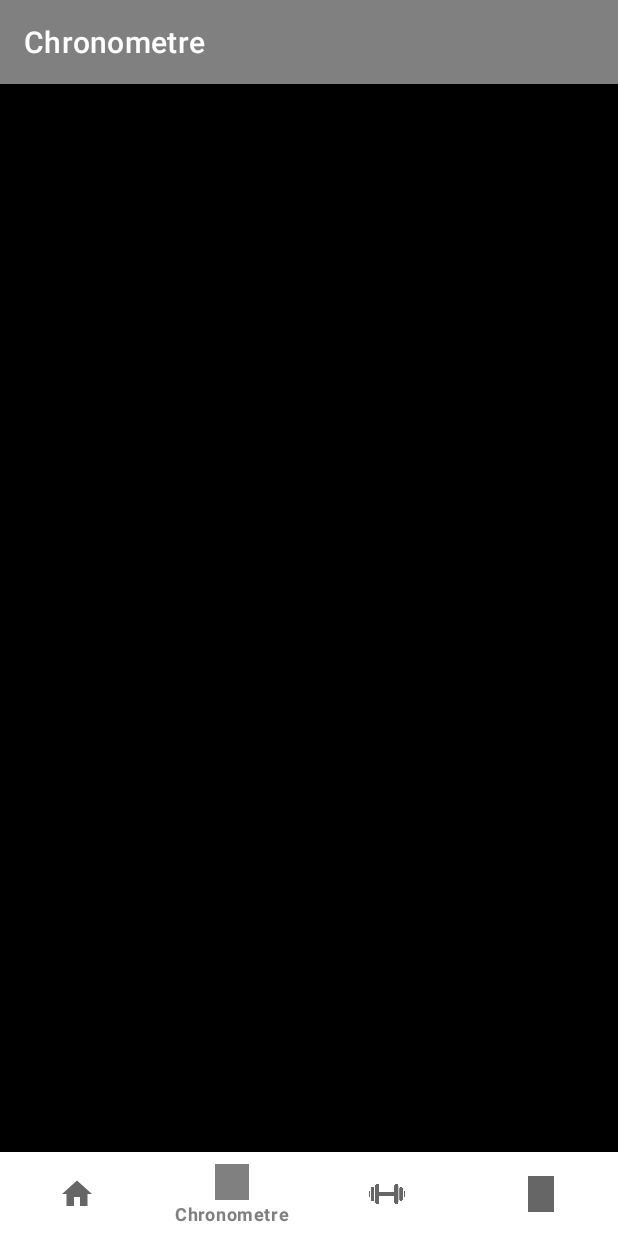
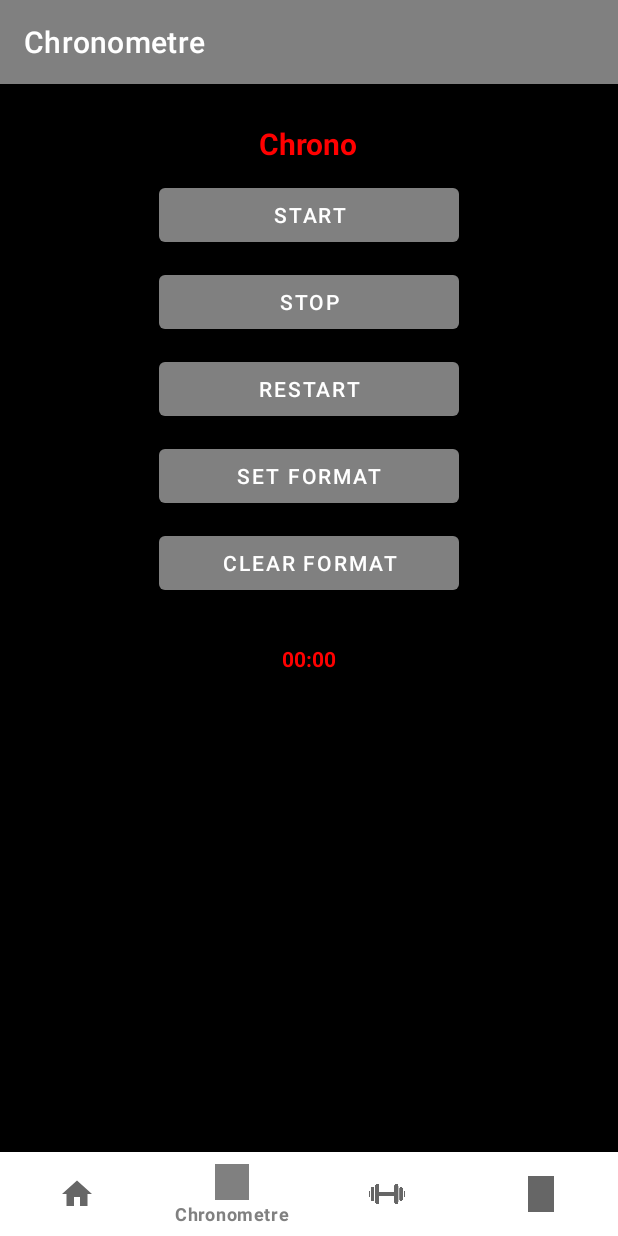
Before and after one commit to RenoultF/Xceed, an Android app: the ChronometreFragment screen opened through its navigation route, on a phone screen of 412 x 824 dp. Run offline under Robolectric (Android 15) with nearby library versions, the phone set to English and light mode, and no system bars; our stand-ins replace navigation-ui; libraries missing offline, so code that uses them is left out: com.goodiebag.protractorview, com.xw.repo; 6 statements that could not run were skipped.

Commit message:
ajout chronometre

```diff
--- a/app/src/main/java/com/example/xceed/ui/chronometre/ChronometreFragment.java
+++ b/app/src/main/java/com/example/xceed/ui/chronometre/ChronometreFragment.java
@@ -11,10 +11,19 @@
 import androidx.fragment.app.Fragment;
 import androidx.lifecycle.Observer;
 import androidx.lifecycle.ViewModelProvider;
+import android.os.SystemClock;
+
+import android.view.Menu;
+import android.view.MenuItem;
+import android.widget.Button;
+import android.widget.Chronometer;
 
 import com.example.xceed.R;
 
 public class ChronometreFragment extends Fragment {
+    private Chronometer simpleChronometer;
+    private Button start, stop, restart, setFormat, clearFormat;
+    private TextView value;
 
     private ChronometreViewModel chronometreViewModel;
 
@@ -23,13 +32,77 @@
         chronometreViewModel =
                 new ViewModelProvider(this).get(ChronometreViewModel.class);
         View root = inflater.inflate(R.layout.fragment_chronometre, container, false);
-        final TextView textView = root.findViewById(R.id.text_notifications);
+        simpleChronometer = (Chronometer) root.findViewById(R.id.simpleChronometer);
+        start = (Button) root.findViewById(R.id.startButton);
+        stop = (Button) root.findViewById(R.id.stopButton);
+        restart = (Button) root.findViewById(R.id.restartButton);
+        setFormat = (Button) root.findViewById(R.id.setFormat);
+        clearFormat = (Button) root.findViewById(R.id.clearFormat);
+
+        //final TextView textView = root.findViewById(R.id.text_notifications);
+        // value.setText(this.temps.getTop() +":"+this.temps.getMid()+":"+this.temps.getLast());
         chronometreViewModel.getText().observe(getViewLifecycleOwner(), new Observer<String>() {
             @Override
             public void onChanged(@Nullable String s) {
-                textView.setText(s);
+                //      textView.setText(s);
             }
         });
+        start.setOnClickListener(new View.OnClickListener() {
+
+            @Override
+            public void onClick(View v) {
+                // TODO Auto-generated method stub
+
+                simpleChronometer.start();
+            }
+        });
+
+        // perform click  event on stop button to stop the chronometer
+        stop.setOnClickListener(new View.OnClickListener() {
+
+            @Override
+            public void onClick(View v) {
+                // TODO Auto-generated method stub
+
+                simpleChronometer.stop();
+            }
+        });
+
+        // perform click  event on restart button to set the base time on chronometer
+        restart.setOnClickListener(new View.OnClickListener() {
+
+            @Override
+            public void onClick(View v) {
+                // TODO Auto-generated method stub
+
+                simpleChronometer.setBase(SystemClock.elapsedRealtime());
+            }
+        });
+
+        // perform click  event on set Format button to set the format of chronometer
+        setFormat.setOnClickListener(new View.OnClickListener() {
+
+            @Override
+            public void onClick(View v) {
+                // TODO Auto-generated method stub
+
+                simpleChronometer.setFormat("Time (%s)");
+            }
+        });
+
+        // perform click  event on clear button to clear the current format of chronmeter as you set through set format
+        clearFormat.setOnClickListener(new View.OnClickListener() {
+
+            @Override
+            public void onClick(View v) {
+                // TODO Auto-generated method stub
+
+                simpleChronometer.setFormat(null);
+            }
+        });
+
+
+
         return root;
     }
 }
--- a/app/src/main/java/com/example/xceed/ui/profil/Profil.java
+++ b/app/src/main/java/com/example/xceed/ui/profil/Profil.java
@@ -48,9 +48,7 @@
     public float calculImc(){
         float tailleImc = (float)this.taille/100;
         float imcTemp = Float.parseFloat(this.kg)/(tailleImc*tailleImc);
-        System.out.println("val imc 1: "+ imcTemp);
         this.imc = String.valueOf(imcTemp);
-        System.out.println("val imc 2: "+ imcTemp);
         return imcTemp;
     }
 }
--- a/app/src/main/res/layout/fragment_chronometre.xml
+++ b/app/src/main/res/layout/fragment_chronometre.xml
@@ -1,22 +1,82 @@
-<?xml version="1.0" encoding="utf-8"?>
-<androidx.constraintlayout.widget.ConstraintLayout xmlns:android="http://schemas.android.com/apk/res/android"
-    xmlns:app="http://schemas.android.com/apk/res-auto"
+<RelativeLayout xmlns:android="http://schemas.android.com/apk/res/android"
     xmlns:tools="http://schemas.android.com/tools"
     android:layout_width="match_parent"
     android:layout_height="match_parent"
+    android:paddingBottom="@dimen/activity_vertical_margin"
+    android:paddingLeft="@dimen/activity_horizontal_margin"
+    android:paddingRight="@dimen/activity_horizontal_margin"
+    android:paddingTop="@dimen/activity_vertical_margin"
     tools:context=".ui.chronometre.ChronometreFragment">
 
+
     <TextView
-        android:id="@+id/text_notifications"
-        android:layout_width="match_parent"
+        android:id="@+id/textView1"
+        android:layout_width="wrap_content"
         android:layout_height="wrap_content"
-        android:layout_marginStart="8dp"
-        android:layout_marginTop="8dp"
-        android:layout_marginEnd="8dp"
-        android:textAlignment="center"
-        android:textSize="20sp"
-        app:layout_constraintBottom_toBottomOf="parent"
-        app:layout_constraintEnd_toEndOf="parent"
-        app:layout_constraintStart_toStartOf="parent"
-        app:layout_constraintTop_toTopOf="parent" />
-</androidx.constraintlayout.widget.ConstraintLayout>
+        android:layout_alignParentTop="true"
+        android:layout_centerHorizontal="true"
+        android:layout_marginTop="10dp"
+        android:text="@string/chronometerInAndroid"
+        android:textColor="#FF0000"
+        android:textSize="20dp"
+        android:textStyle="bold" />
+
+    <Button
+        android:id="@+id/startButton"
+        android:layout_width="200dp"
+        android:layout_height="wrap_content"
+        android:layout_below="@+id/textView1"
+        android:layout_centerHorizontal="true"
+        android:layout_marginTop="10dp"
+        android:text="@string/start" />
+
+    <Button
+        android:id="@+id/stopButton"
+        android:layout_width="200dp"
+        android:layout_height="wrap_content"
+        android:layout_below="@+id/startButton"
+        android:layout_centerHorizontal="true"
+        android:layout_marginTop="10dp"
+        android:text="@string/stop" />
+
+    <Button
+        android:id="@+id/restartButton"
+        android:layout_width="200dp"
+        android:layout_height="wrap_content"
+        android:layout_below="@+id/stopButton"
+        android:layout_centerHorizontal="true"
+        android:layout_marginTop="10dp"
+        android:text="@string/restart" />
+
+    <Button
+        android:id="@+id/setFormat"
+        android:layout_width="200dp"
+        android:layout_height="wrap_content"
+        android:layout_below="@+id/restartButton"
+        android:layout_centerHorizontal="true"
+        android:layout_marginTop="10dp"
+        android:text="@string/setFormat" />
+
+    <Button
+        android:id="@+id/clearFormat"
+        android:layout_width="200dp"
+        android:layout_height="wrap_content"
+        android:layout_below="@+id/setFormat"
+        android:layout_centerHorizontal="true"
+        android:layout_marginTop="10dp"
+        android:text="@string/clearFormat" />
+    <!-- chronometer with black background and red text color -->
+    <Chronometer
+        android:id="@+id/simpleChronometer"
+        android:layout_width="wrap_content"
+        android:layout_height="wrap_content"
+        android:layout_below="@+id/clearFormat"
+        android:layout_centerHorizontal="true"
+        android:layout_marginTop="20dp"
+        android:background="#000"
+        android:gravity="center"
+        android:padding="10dp"
+        android:textColor="#f00"
+        android:textStyle="bold" />
+
+</RelativeLayout>
--- a/app/src/main/res/layout/fragment_profil.xml
+++ b/app/src/main/res/layout/fragment_profil.xml
@@ -191,6 +191,11 @@
                 android:layout_height="match_parent"
                 android:orientation="vertical">
 
+                <LinearLayout
+                    android:layout_width="match_parent"
+                    android:layout_height="wrap_content"
+                    android:orientation="horizontal">
+
                     <TextView
                         android:id="@+id/txt_imc"
                         android:layout_width="wrap_content"
@@ -200,6 +205,13 @@
                         android:text="Votre IMC :"
                         android:textColor="@color/black"
                         android:textSize="24sp" />
+
+                    <TextView
+                        android:id="@+id/affichage_imc"
+                        android:layout_width="wrap_content"
+                        android:layout_height="wrap_content"
+                        android:text="TextView" />
+                </LinearLayout>
 
                 <com.xw.repo.BubbleSeekBar
                     android:id="@+id/seekBar_imc"
@@ -221,6 +233,7 @@
                     app:bsb_show_section_text="true"
                     app:bsb_show_thumb_text="true"
                     app:bsb_track_color="@color/grey"/>
+
             </LinearLayout>
         </RelativeLayout>
 
--- a/app/src/main/res/values/strings.xml
+++ b/app/src/main/res/values/strings.xml
@@ -5,4 +5,11 @@
     <string name="title_exercice">Exercices</string>
     <string name="title_entrainements">Entrainements</string>
     <string name="modifier">modifier</string>
+    <string name="start">Start</string>
+    <string name="stop">Stop</string>
+    <string name="restart">Restart</string>
+    <string name="setFormat">Set Format</string>
+    <string name="clearFormat">Clear Format</string>
+    <string name="chronometerInAndroid">Chrono</string>
+    <string name="text_notifications">Chrono</string>
 </resources>
```
Lines whose indentation alone changed are shown as unchanged.
